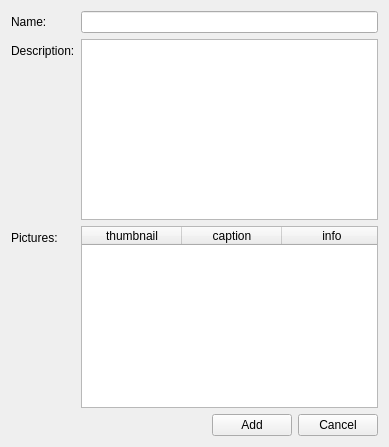
Wolframe/qtClient, file qt/apps/configurator/forms/feature_add.ui: the form before one commit.
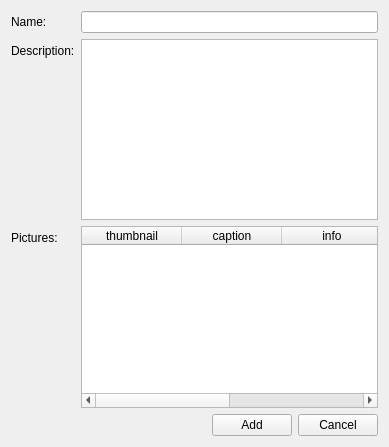
The form after the commit.

Commit message: broke more things in qtclient added horizontal scrolling if needed in configurator ui

What changed in the file:
```diff
--- a/qt/apps/configurator/forms/feature_add.ui
+++ b/qt/apps/configurator/forms/feature_add.ui
@@ -54,7 +54,7 @@
    <item row="2" column="1">
     <widget class="QTableWidget" name="picture">
      <property name="horizontalScrollBarPolicy">
-      <enum>Qt::ScrollBarAlwaysOff</enum>
+      <enum>Qt::ScrollBarAsNeeded</enum>
      </property>
      <property name="alternatingRowColors">
       <bool>true</bool>
```
The commit also changes 7 other files.
